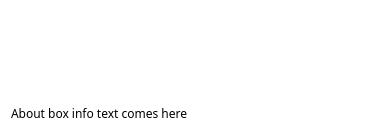
Before: the Qt Designer form src/gui/qaboutdialog.ui in piql/insight, drawn with Qt 5.
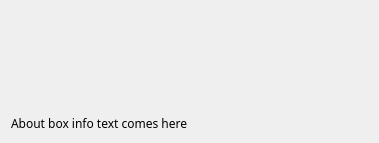
After: the same form once the commit is applied. Icons and pictures are not drawn.

```diff
--- a/src/gui/qaboutdialog.ui
+++ b/src/gui/qaboutdialog.ui
@@ -7,7 +7,7 @@
     <x>0</x>
     <y>0</y>
     <width>379</width>
-    <height>133</height>
+    <height>143</height>
    </rect>
   </property>
   <property name="windowTitle">
@@ -16,9 +16,6 @@
   <property name="autoFillBackground">
    <bool>false</bool>
   </property>
-  <property name="styleSheet">
-   <string notr="true">background-color: rgb(255, 255, 255);</string>
-  </property>
   <layout class="QVBoxLayout" name="verticalLayout">
    <item>
     <layout class="QHBoxLayout" name="horizontalLayout">
```
Left out of the diff: 2 changed lines with no effect on the pictures.
